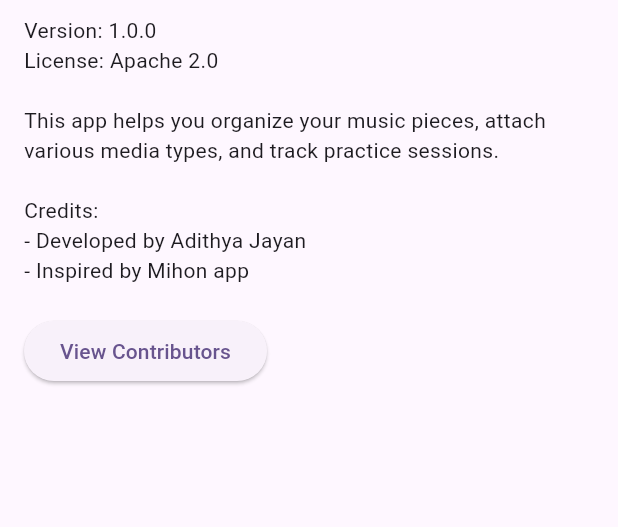
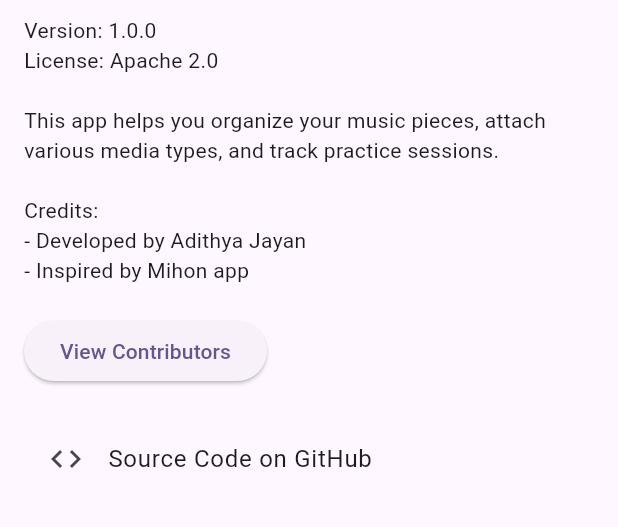
Before and after one commit to Adithya-Jayan/MyRepertoirApp, a Flutter app: the AboutScreen screen opened directly, on a phone screen of 412 x 824 dp, the part 159-686 px from its top. Run offline on Flutter 3.47's test engine with Material 3 defaults, Android fonts, the phone set to English and light mode, and no system bars; our stand-ins replace audio_service, file_picker, flutter_markdown, flutter_speed_dial, just_audio, just_audio_background and 5 more; missing offline and left inert: syncfusion_flutter_pdfviewer; accounts and stored records are empty.

Commit message:
Adds github link to app about page.

```diff
--- a/lib/screens/about_screen.dart
+++ b/lib/screens/about_screen.dart
@@ -41,6 +41,12 @@ class AboutScreen extends StatelessWidget {
                 );
               },
               child: const Text('View Contributors'),
+            ),
+            const SizedBox(height: 20),
+            ListTile(
+              leading: const Icon(Icons.code),
+              title: const Text('Source Code on GitHub'),
+              onTap: () => launchUrl(Uri.parse('https://github.com/Adithya-Jayan/MyRepertoirApp/tree/v1.0.0')),
             ),
           ],
         ),
```
